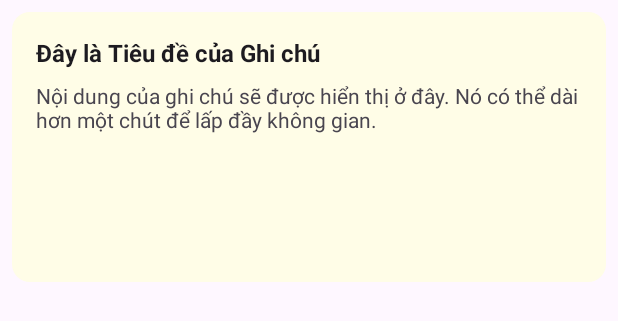
After one commit to DinhHellcat/HnCNote, an Android app: the layout note_item.xml on its own in the app's theme, with its tools: preview values and no code run, on a phone screen of 412 x 824 dp. The commit adds this screen. Shown: the top 321 px of the screen. Run offline under Robolectric (Android 15) with nearby library versions, the phone set to English and light mode, and no system bars.

Commit message:
Insert Notes| First Success

```diff
--- a/app/src/main/AndroidManifest.xml
+++ b/app/src/main/AndroidManifest.xml
@@ -11,7 +11,11 @@
         android:roundIcon="@mipmap/ic_launcher_round"
         android:supportsRtl="true"
         android:theme="@style/Theme.HnCNote"
-        tools:targetApi="31">
+        tools:targetApi="31"
+
+        android:name=".NotesApplication">
+
+
         <activity
             android:name=".MainActivity"
             android:exported="true">
--- /dev/null
+++ b/app/src/main/res/drawable/ic_add_24.xml
@@ -0,0 +1,5 @@
+<vector xmlns:android="http://schemas.android.com/apk/res/android" android:height="24dp" android:tint="#000000" android:viewportHeight="24" android:viewportWidth="24" android:width="24dp">
+
+    <path android:fillColor="@android:color/white" android:pathData="M19,13h-6v6h-2v-6H5v-2h6V5h2v6h6v2z"/>
+
+</vector>
--- /dev/null
+++ b/app/src/main/res/drawable/note_item_background.xml
@@ -0,0 +1,9 @@
+<?xml version="1.0" encoding="utf-8"?>
+<shape xmlns:android="http://schemas.android.com/apk/res/android"
+    android:shape="rectangle">
+
+    <solid android:color="#FFFDE7" />
+
+    <corners android:radius="12dp" />
+
+</shape>
--- /dev/null
+++ b/app/src/main/res/layout/note_item.xml
@@ -0,0 +1,35 @@
+<?xml version="1.0" encoding="utf-8"?>
+<LinearLayout
+    xmlns:android="http://schemas.android.com/apk/res/android"
+    xmlns:tools="http://schemas.android.com/tools"
+    android:layout_width="match_parent"
+    android:layout_height="wrap_content"
+    android:orientation="vertical"
+    android:background="@drawable/note_item_background"
+    android:layout_margin="8dp"
+    android:padding="16dp"
+    android:minHeight="180dp">
+
+    <TextView
+        android:id="@+id/noteTitleTextView"
+        android:layout_width="match_parent"
+        android:layout_height="wrap_content"
+        android:maxLines="2"
+        android:ellipsize="end"
+        android:textColor="?android:attr/textColorPrimary"
+        android:textSize="16sp"
+        android:textStyle="bold"
+        tools:text="Đây là Tiêu đề của Ghi chú" />
+
+    <TextView
+        android:id="@+id/noteContentTextView"
+        android:layout_width="match_parent"
+        android:layout_height="wrap_content"
+        android:layout_marginTop="8dp"
+        android:maxLines="5"
+        android:ellipsize="end"
+        android:textColor="?android:attr/textColorSecondary"
+        android:textSize="14sp"
+        tools:text="Nội dung của ghi chú sẽ được hiển thị ở đây. Nó có thể dài hơn một chút để lấp đầy không gian." />
+
+</LinearLayout>
--- a/app/src/main/res/values/strings.xml
+++ b/app/src/main/res/values/strings.xml
@@ -1,3 +1,4 @@
 <resources>
     <string name="app_name">HnCNote</string>
+    <string name="add_new_note">Add new note</string>
 </resources>
```
Also changed, not shown: app/build.gradle.kts (+12 -2 lines), app/src/main/java/com/herukyatto/hncnote/MainActivity.kt (+31 -6 lines), app/src/main/java/com/herukyatto/hncnote/Note.kt (added, +17 -0 lines), app/src/main/java/com/herukyatto/hncnote/NoteAdapter.kt (added, +45 -0 lines), app/src/main/java/com/herukyatto/hncnote/NoteDao.kt (added, +33 -0 lines), app/src/main/java/com/herukyatto/hncnote/NoteDatabase.kt (added, +49 -0 lines), app/src/main/java/com/herukyatto/hncnote/NoteRepository.kt (added, +35 -0 lines), app/src/main/java/com/herukyatto/hncnote/NoteViewModel.kt (added, +35 -0 lines), app/src/main/java/com/herukyatto/hncnote/NotesApplication.kt (added, +9 -0 lines), app/src/main/res/layout/activity_main.xml (+16 -8 lines), gradle/libs.versions.toml (+14 -5 lines), 2 other files.
